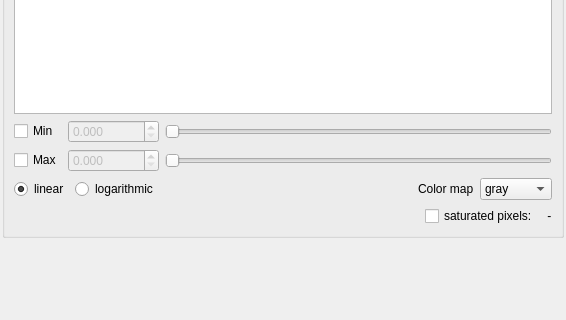
Qt form ptychotools/viewer/ui/control.ui (DiamondLightSource/PtychographyTools) before a commit; both pictures show x 0 to 566 and y 185 to 505 of the 566 by 757 pixel window.
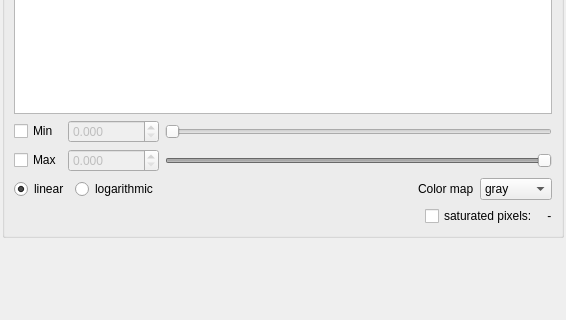
The same form after that commit. Custom widgets are drawn as their Qt base class.

What changed in the file:
```diff
--- a/ptychotools/viewer/ui/control.ui
+++ b/ptychotools/viewer/ui/control.ui
@@ -232,9 +232,21 @@
           <property name="pageStep">
            <number>100</number>
           </property>
+          <property name="value">
+           <number>100000</number>
+          </property>
+          <property name="sliderPosition">
+           <number>100000</number>
+          </property>
           <property name="orientation">
            <enum>Qt::Horizontal</enum>
           </property>
+          <property name="invertedAppearance">
+           <bool>false</bool>
+          </property>
+          <property name="invertedControls">
+           <bool>false</bool>
+          </property>
          </widget>
         </item>
         <item row="0" column="2">
```
